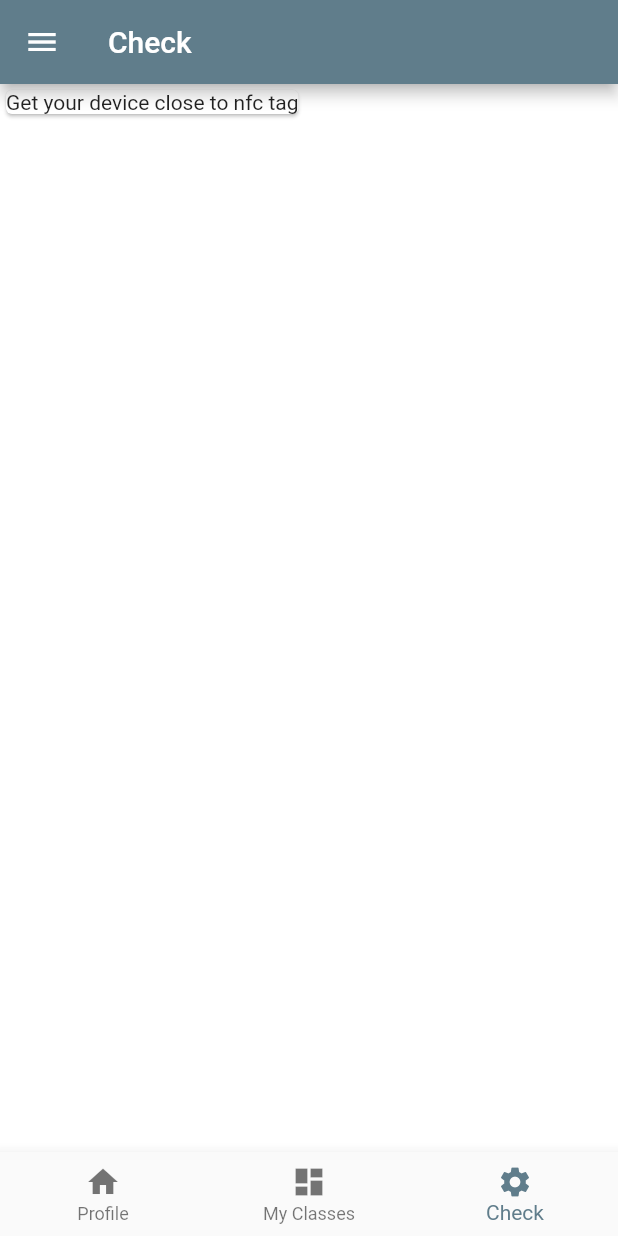
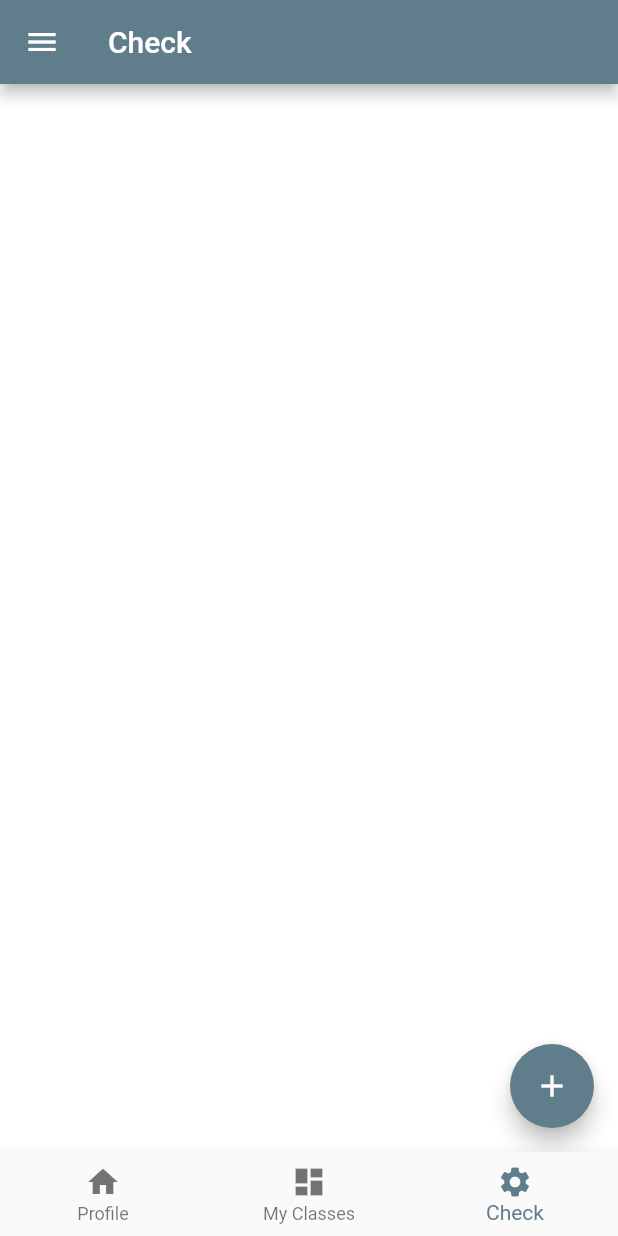
Before and after one commit to leonardogloria/necronomicon, a Flutter app: the screen it shows after launch, swiped to page 3, on a phone screen of 412 x 824 dp. Run offline on Flutter 3.47's test engine with Material 2 defaults, Android fonts, the phone set to English and light mode, and no system bars; our stand-ins replace local_auth.

Commit message:
Basics works

```diff
--- a/lib/tabs/check.dart
+++ b/lib/tabs/check.dart
@@ -2,6 +2,7 @@ import 'package:flutter/material.dart';
 import 'package:flutter/services.dart';
 import 'package:local_auth/local_auth.dart';
 import 'package:local_auth/error_codes.dart' as auth_error;
+import 'package:necronomicon/model/class.dart';
 
 
 
@@ -10,62 +11,152 @@ class Check extends StatefulWidget{
   @override
   _Check createState() => _Check();
 }
+String _className = "";
 
 class _Check extends State<Check> {
 final LocalAuthentication _localAuth = LocalAuthentication();
   String _authorized = "Not Authorized";
-  bool canCheckBiometric = false;
+  double _myOpacity = 1.0;
+  bool _showCard = false;
+  double _successOpacity = 0.0;
+
+bool canCheckBiometric = false;
   List<BiometricType> _availableBiometrics = List<BiometricType>();
+  @override
+  void initState(){
+    super.initState();
 
-  Future<void> _canCheckBiometrics() async{
-    bool _canCheck = false;
-    try{
-      _canCheck = await _localAuth.canCheckBiometrics;
+  }
 
-    }on PlatformException catch(e){
-      print(e);
-    }
-    if(!mounted) return;
-    setState(() {
-        canCheckBiometric = true;
-    });
+  void _showDialog() async{
+    showDialog(
+      context: context,
+      builder: (BuildContext context) {
+        Future.delayed(Duration(seconds: 5), () {
+
+          setState(() {
+            _showCard = true;
+            Class c =  new Class(title: "Data Sctructure",semester: 2,days: "Mon",faults: 0.3);
+            _className = c.title;
+
+          });
+          Navigator.of(context).pop(true);
+        });
 
 
-  }
-   _startFind(){
-    print("uhull");
-  }
-  Widget _makeFindingBox(){
-    return new Card(
-
-      child: new Text("Get your device close to nfc tag"),
+        // return object of type Dialog
+        return AlertDialog(
+          title: new Text("Finding NFC TAG"),
+          content: new Text("Waiting..."),
+          actions: <Widget>[
+            // usually buttons at the bottom of the dialog
+            new FlatButton(
+              child: new Text("Close"),
+              onPressed: () {
+                Navigator.of(context).pop();
+              },
+            ),
+          ],
+        );
+      },
     );
   }
 
+  Widget _makeCard(){
+    return Center(
+      child: Card(
+        child: Column(
+          //mainAxisSize: MainAxisSize.min,
+          children: <Widget>[
+             ListTile(
+              leading: Icon(Icons.album),
+              title: Text(_className),
+              subtitle: Text('Teacher: Novak Djokovic'),
+            ),
+            ButtonTheme.bar( // make buttons use the appropriate styles for cards
+              child: ButtonBar(
+                children: <Widget>[
+                  FlatButton(
+                    child: const Text('Cancel'),
+                    onPressed: () {
+                      setState(() {
+                        _myOpacity = 0.0;
+                        _showCard = false;
+                      });
+                    },
+                  ),
+                  FlatButton(
+                    child: const Text('Confirm'),
+                    onPressed: () { _checkBiometrics(); },
+                  ),
+                ],
+              ),
+            ),
+          ],
+        ),
+      ),
+    );
+  }
 
   @override
   Widget build(BuildContext context) {
+    return new Scaffold(
+      body: Center(
+        child: Container(
+          child: Column(
+            children: <Widget>[
+              Visibility(
+                visible: _showCard,
+                child:
+                  Container(
+                        child: Column(
+                          children: <Widget>[
+                            _makeCard()
+                          ],
+                        ),
+                      ),
+              ),
+            AnimatedOpacity(
+                opacity: _successOpacity,
+                duration: Duration(milliseconds: 300) ,
+                child:
+                      Container(
+                        margin: EdgeInsets.only(top: 60.0),
+                          child: Column(
 
-    return new Scaffold(
+                            children: <Widget>[
 
-      body: new Stack(
-        children: <Widget>[
+                              Image.asset('assets/images/ok.png', height: 200.0, width: 200.0,),
+                              Text("Success",
+                                style: TextStyle(color: Colors.green, fontWeight: FontWeight.bold, fontSize:30.0),),
+                            ],
 
-         _makeFindingBox()
-        ],
-      )
+                          )
+                      )),
+            ],
+          ),
+
+        ),
+      ),
+
+      floatingActionButton: FloatingActionButton(onPressed: _showDialog,
+        child: Icon(Icons.add),
+      ),
+
     );
 
 
 
+  }
 
-  }
   Future<void> _checkBiometrics() async {
     try {
       var authenticate = await _localAuth.authenticateWithBiometrics(
           localizedReason: 'Please, put your fingerprint to continue');
       setState(() {
         if (authenticate) {
+          _showCard = false;
+          _successOpacity = 1.0;
           _authorized = "Autorized";
         } else {
 
@@ -79,10 +170,6 @@ final LocalAuthentication _localAuth = LocalAuthentication();
 
 
 }
-
-
-
-
 
   Future<void> _ackAlert(BuildContext context) {
 
--- a/pubspec.yaml
+++ b/pubspec.yaml
@@ -45,6 +45,7 @@ flutter:
     - assets/images/rick.png
     - assets/images/wallpaper.png
     - assets/images/cardThumb.png
+    - assets/images/ok.png
   fonts:
     - family: Poppins
       fonts:
```
Also changed, not shown: assets/images/ok.png (added).
